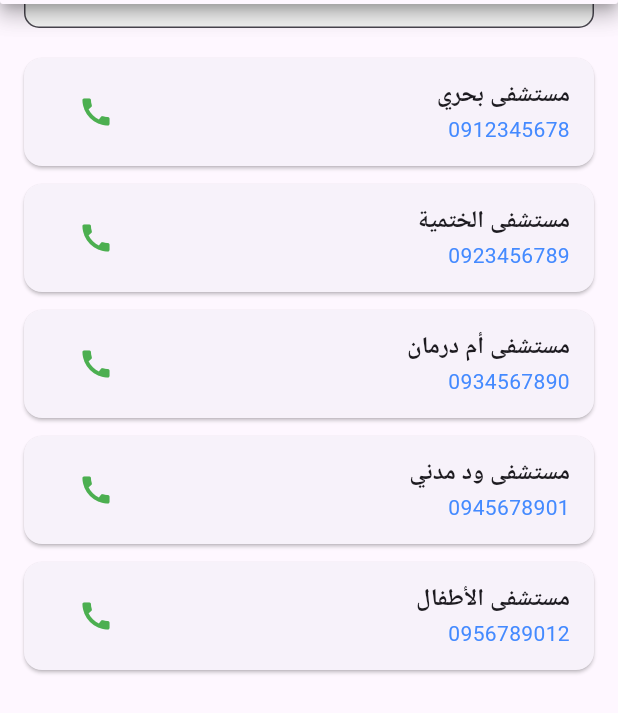
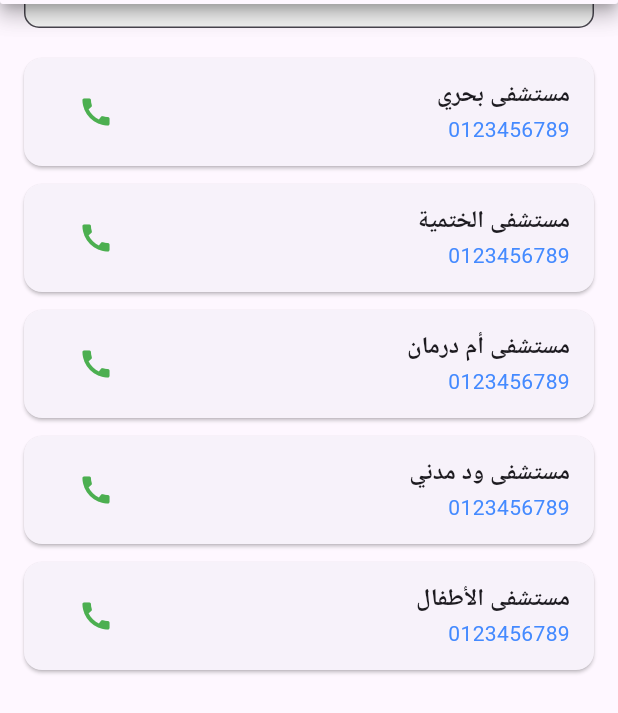
Before and after one commit to AbobakerAhmed/Code-For-Sudan, a Flutter app: the EmergencyPage screen opened by its route, after a tap on "الولاية", on a phone screen of 412 x 824 dp. Shown: the part 266-979 px from the top of the screen. Run offline on Flutter 3.47's test engine with Material 3 defaults, Android fonts, the phone set to English and light mode, and no system bars.

Commit message:
editing hospital class, emergency page and appointment class

```diff
--- /dev/null
+++ b/citizens_app/lib/backend/data.dart
@@ -0,0 +1,93 @@
+import 'hospital.dart';
+import 'globalVar.dart';
+
+//This file contains a sample data and some data manipulation function
+
+//this is the sample data that have been used in booking_page and emergency_page
+//getHospitalsData method is defined in hospital.dart
+final List<Hospital> hospitalsData = getHospitalsData([
+  'الخرطوم',
+  'بحري',
+  'مستشفى بحري',
+  '0123456789',
+  {
+    'الباطنية': ['د. أحمد عمر', 'د. سامية عوض'],
+    'الأطفال': ['د. منى بابكر', 'dr.ahmad yassin', 'dr.abobaker ahmed'],
+    'dentists': ['dr mufti maamon', 'saja essam']
+  },
+  'الخرطوم',
+  'بحري',
+  'مستشفى الختمية',
+  '0123456789',
+  {
+    'الأنف والأذن': ['د. عمار صالح'],
+  },
+  'الخرطوم',
+  'أم درمان',
+  'مستشفى أم درمان',
+  '0123456789',
+  {
+    'الجراحة': ['د. حسن محمد'],
+    'النساء والتوليد': ['د. إيمان الزين'],
+  },
+  'الجزيرة',
+  'مدني',
+  'مستشفى ود مدني',
+  '0123456789',
+  {
+    'الباطنية': ['د. أحمد عمر', 'د. سامية عوض'],
+    'الجلدية': ['د. هالة حسن'],
+    'emergency': ['dr. salah mohamed', 'dr. nour aldin ibrahim'],
+    'orthopedic': ['dr. osama ali', 'dr. khalid mustafa']
+  },
+  'الجزيرة',
+  'مدني',
+  'مستشفى الأطفال',
+  '0123456789',
+  {
+    'الأطفال': ['د. منى بابكر'],
+  }
+]);
+
+///This method changes the data so the data can be used in the format used in emergency_page
+///{
+//   'الخرطوم': {
+//     'بحري': [
+//       HospitalEmergency(name: 'مستشفى بحري', phone: '0912345678'),
+//       HospitalEmergency(name: 'مستشفى الختمية', phone: '0923456789'),
+//     ],
+//     'أم درمان': [
+//       HospitalEmergency(name: 'مستشفى أم درمان', phone: '0934567890'),
+//     ],
+//   },
+//   'الجزيرة': {
+//     'مدني': [
+//       HospitalEmergency(name: 'مستشفى ود مدني', phone: '0945678901'),
+//       HospitalEmergency(name: 'مستشفى الأطفال', phone: '0956789012'),
+//     ],
+//   },
+// }
+Map<String, Map<String, List<HospitalEmergency>>> emergencyData() {
+  Map<String, Map<String, List<HospitalEmergency>>> emergData = {};
+  for (String state in g_states) {
+    List<String> localities = g_localities[state]!;
+    for (String locality in localities) {
+      for (Hospital hospital in hospitalsData) {
+        if (hospital.hospitalState == state &&
+            hospital.hospitalLocality == locality) {
+          // Initialize state map if not exists
+          emergData[state] ??= {};
+          // Initialize locality list if not exists
+          emergData[state]![locality] ??= [];
+          // Add hospital emergency entry
+          emergData[state]![locality]!.add(
+            HospitalEmergency(
+                name: hospital.hospitalName!,
+                phone: hospital.hospitalEmergencyNumber!),
+          );
+        }
+      }
+    }
+  }
+  return emergData;
+}
--- a/citizens_app/lib/backend/globalVar.dart
+++ b/citizens_app/lib/backend/globalVar.dart
@@ -1,5 +1,7 @@
 // ignore_for_file: constant_identifier_names
 
+///This is the global variables file
+///there is some varibles that are going to be added
 const List<String> g_states = ['الخرطوم', 'الجزيرة'];
 const Map<String, List<String>> g_localities = {
   'الخرطوم': ['بحري', 'أم درمان'],
--- a/citizens_app/lib/backend/hospital.dart
+++ b/citizens_app/lib/backend/hospital.dart
@@ -1,5 +1,6 @@
 /// A class that models a hospital, including its location, departments,
 /// doctors, and a structured representation of this information.
+/// ///the Hospital class hasn't finished yet it need fromjson and tojson
 class Hospital {
   /// The state in which the hospital is located.
   String? hospitalState;
@@ -10,8 +11,8 @@ class Hospital {
   /// The name of the hospital.
   String? hospitalName;
 
-  /// A list of departments in the hospital.
-  // List<String>? hospitalDepartments;
+  ///The emergency number of the hospital.
+  String? hospitalEmergencyNumber;
 
   /// A map of departments and their corresponding doctors.
   Map<String, List<String>>? hospitalDepartmentToDoctors;
@@ -21,8 +22,11 @@ class Hospital {
   ///   'state': {
   ///     'locality': {
   ///       'hospitalName': {
-  ///         'department1': [doctor1, doctor2],
-  ///         'department2': [doctor3, doctor4]
+  ///         'hospitalEmergencyNumber' : number,
+  ///         'Departments' : {
+  ///           'department1': [doctor1, doctor2],
+  ///           'department2': [doctor3, doctor4]
+  ///          }
   ///       }
   ///     }
   ///   }
@@ -33,15 +37,17 @@ class Hospital {
   ///   khartoum: {
   ///     bahri: {
   ///       Bahri hospital: {
-  ///         pediatric: [dr.ahmad yassin, dr.abobaker ahmed],
-  ///         dentists: [dr mufti maamon, saja essam]
+  ///         'Hospital Emergency Number': 0123456789,
+  ///         'Department and doctors':{
+  ///           pediatric: [dr.ahmad yassin, dr.abobaker ahmed],
+  ///           dentists: [dr mufti maamon, saja essam]
+  ///          }
   ///       }
   ///     }
   ///   }
   /// }
 
-  Map<String, Map<String, Map<String, Map<String, List<String>>>>>?
-      hospitalData;
+  Map<String, Map<String, Map<String, Map<String, dynamic>>>>? hospitalData;
 
   /// Constructs a [Hospital] object and builds the [hospitalData] map
   /// using the provided state, locality, name, departments, and doctor mappings.
@@ -49,24 +55,30 @@ class Hospital {
   /// - [state]: The state of the hospital.
   /// - [locality]: The locality or city of the hospital.
   /// - [name]: The hospital name.
+  /// - [number]: The hospital emergency number
   /// - [departmentToDoctors]: A map of department names to doctor lists.
   Hospital(
     String state,
     String locality,
     String name,
+    String number,
     Map<String, List<String>> departmentToDoctors,
   ) {
     hospitalState = state;
     hospitalLocality = locality;
     hospitalName = name;
+    hospitalEmergencyNumber = number;
     hospitalDepartmentToDoctors = departmentToDoctors;
 
     hospitalData = {
       state: {
         locality: {
-          name: departmentToDoctors,
+          name: {
+            'Hospital Emergency Number': number,
+            'Department and doctors': departmentToDoctors
+          },
         },
-      },
+      }
     };
   }
 
@@ -76,29 +88,94 @@ class Hospital {
   void hospitalInfo() {
     print(hospitalData.toString());
   }
-
-  /// Converts the [Hospital] instance to a JSON-serializable map.
-  // Map<String, dynamic> toJson() {
-  //   return {
-  //     'hospitalState': hospitalState,
-  //     'hospitalLocality': hospitalLocality,
-  //     'hospitalName': hospitalName,
-  //     'hospitalDepartmentToDoctors': hospitalDepartmentToDoctors,
-  //   };
-  // }
-
-  // // Creates a [Hospital] instance from a JSON map.
-  // factory Hospital.fromJson(Map<String, dynamic> json) {
-  //   return Hospital(json['hospitalState'], json['hospitalLocality'],
-  //       json['hospitalName'], json['hospitalDepartmentToDoctors']);
-  // }
 }
 
+///Return a Hospital object from data in the following hierarechy
+///  'الخرطوم',
+///  'بحري',
+///  'مستشفى بحري',
+///  '0123456789',
+///  {
+///    'الباطنية': ['د. أحمد عمر', 'د. سامية عوض'],
+///    'الأطفال': ['د. منى بابكر', 'dr.ahmad yassin', 'dr.abobaker ahmed'],
+///    'dentists': ['dr mufti maamon', 'saja essam']
+///  }
 Hospital toObject(dynamic) {
   String state = dynamic[0];
   String locality = dynamic[1];
   String name = dynamic[2];
-  Map<String, List<String>> departmentToDoctors = dynamic[3];
-  Hospital obj = Hospital(state, locality, name, departmentToDoctors);
+  String number = dynamic[3];
+  Map<String, List<String>> departmentToDoctors = dynamic[4];
+  Hospital obj = Hospital(state, locality, name, number, departmentToDoctors);
   return obj;
 }
+
+/// Returns a String of Hospital objects
+/// it's use to convert the received data into Hospital objects
+/// for example:
+///[
+///  'الخرطوم',
+///  'بحري',
+///  'مستشفى بحري',
+///  '0123456789',
+///  {
+///    'الباطنية': ['د. أحمد عمر', 'د. سامية عوض'],
+///    'الأطفال': ['د. منى بابكر', 'dr.ahmad yassin', 'dr.abobaker ahmed'],
+///    'dentists': ['dr mufti maamon', 'saja essam']
+///  },
+///  'الخرطوم',
+///  'بحري',
+///  'مستشفى الختمية',
+///  '0123456789',
+///  {
+///    'الأنف والأذن': ['د. عمار صالح'],
+///  },
+///  'الخرطوم',
+///  'أم درمان',
+///  'مستشفى أم درمان',
+///  '0123456789',
+///  {
+///    'الجراحة': ['د. حسن محمد'],
+///    'النساء والتوليد': ['د. إيمان الزين'],
+///  },
+///  'الجزيرة',
+///  'مدني',
+///  'مستشفى ود مدني',
+///  '0123456789',
+///  {
+///    'الباطنية': ['د. أحمد عمر', 'د. سامية عوض'],
+///    'الجلدية': ['د. هالة حسن'],
+///    'emergency': ['dr. salah mohamed', 'dr. nour aldin ibrahim'],
+///    'orthopedic': ['dr. osama ali', 'dr. khalid mustafa']
+///  },
+///  'الجزيرة',
+///  'مدني',
+///  'مستشفى الأطفال',
+///  '0123456789',
+///  {
+///    'الأطفال': ['د. منى بابكر'],
+///  }
+///]
+List<Hospital> getHospitalsData(dynamic hospitalsData) {
+  List data = [];
+  List<Hospital> hospitals = [];
+  int counter = 1;
+  for (var element in hospitalsData) {
+    if (counter % 5 == 0 && counter != 0) {
+      data.add(element);
+      hospitals.add(toObject(data));
+      data = [];
+    } else {
+      data.add(element);
+    }
+    counter++;
+  }
+  return hospitals;
+}
+
+///This class is used in emergency_page
+class HospitalEmergency {
+  final String name;
+  final String phone;
+  HospitalEmergency({required this.name, required this.phone});
+}
--- a/citizens_app/lib/backend/validatePhoneNumber.dart
+++ b/citizens_app/lib/backend/validatePhoneNumber.dart
@@ -1,3 +1,4 @@
+///This method validate the phone number entered by the citizen when booking an appointment
 bool validatePhoneNumber(String phoneNumber) {
   final zainNumbers = RegExp(r'^(|099|092|090|091|096)\d{7}$');
   final sudaniNumbers = RegExp(r'^(01)\d{8}$');
--- a/citizens_app/lib/emergency_page.dart
+++ b/citizens_app/lib/emergency_page.dart
@@ -2,6 +2,9 @@
 import 'package:flutter/material.dart';
 import 'styles.dart'; // appBar style
 import 'package:url_launcher/url_launcher.dart'; // call api
+import 'backend/hospital.dart';
+import 'backend/globalVar.dart';
+import 'backend/data.dart';
 
 /*
   Emergency Page
@@ -38,24 +41,27 @@ class EmergencyPage extends StatefulWidget {
 
 // EmergencyPage conent
 class _EmergencyPageState extends State<EmergencyPage> {
-// testing data
-  final Map<String, Map<String, List<HospitalEmergency>>> data = {
-    'الخرطوم': {
-      'بحري': [
-        HospitalEmergency(name: 'مستشفى بحري', phone: '0912345678'),
-        HospitalEmergency(name: 'مستشفى الختمية', phone: '0923456789'),
-      ],
-      'أم درمان': [
-        HospitalEmergency(name: 'مستشفى أم درمان', phone: '0934567890'),
-      ],
-    },
-    'الجزيرة': {
-      'مدني': [
-        HospitalEmergency(name: 'مستشفى ود مدني', phone: '0945678901'),
-        HospitalEmergency(name: 'مستشفى الأطفال', phone: '0956789012'),
-      ],
-    },
-  };
+//testing data
+  // final Map<String, Map<String, List<HospitalEmergency>>> data = {
+  //   'الخرطوم': {
+  //     'بحري': [
+  //       HospitalEmergency(name: 'مستشفى بحري', phone: '0912345678'),
+  //       HospitalEmergency(name: 'مستشفى الختمية', phone: '0923456789'),
+  //     ],
+  //     'أم درمان': [
+  //       HospitalEmergency(name: 'مستشفى أم درمان', phone: '0934567890'),
+  //     ],
+  //   },
+  //   'الجزيرة': {
+  //     'مدني': [
+  //       HospitalEmergency(name: 'مستشفى ود مدني', phone: '0945678901'),
+  //       HospitalEmergency(name: 'مستشفى الأطفال', phone: '0956789012'),
+  //     ],
+  //   },
+  // };
+
+  //getting the data from data.dart in the correct mentioned formation
+  Map<String, Map<String, List<HospitalEmergency>>>? data = emergencyData();
 
   // fileters
   String? selectedState;
@@ -63,20 +69,20 @@ class _EmergencyPageState extends State<EmergencyPage> {
 
   // selecting the locality depending on the state
   List<String> get localities =>
-      selectedState != null ? data[selectedState!]!.keys.toList() : [];
+      selectedState != null ? g_localities[selectedState!]! : [];
 
-  // displayed hospitals:
-  List<HospitalEmergency> get hospitals {
+  //displayed hospitals:
+  List<HospitalEmergency> get emergencyNumbers {
     if (selectedState != null && selectedLocality != null) {
-      return data[selectedState!]![selectedLocality!] ?? [];
+      return data![selectedState!]![selectedLocality!] ?? [];
     } // if
     else if (selectedState != null) {
       // إذا لم يحدد المحلية، نرجع جميع المستشفيات في الولاية
-      return data[selectedState!]!.values.expand((list) => list).toList();
+      return data![selectedState!]!.values.expand((list) => list).toList();
     } // else if
     else {
       // إذا لم يحدد الولاية، نرجع كل المستشفيات
-      return data.values
+      return data!.values
           .expand((map) => map.values)
           .expand((list) => list)
           .toList();
@@ -118,7 +124,7 @@ class _EmergencyPageState extends State<EmergencyPage> {
                   fillColor: Colors.grey[100],
                 ),
                 value: selectedState,
-                items: data.keys
+                items: g_states
                     .map((e) => DropdownMenuItem(value: e, child: Text(e)))
                     .toList(),
                 onChanged: (val) {
@@ -158,12 +164,12 @@ class _EmergencyPageState extends State<EmergencyPage> {
 
               // displaying hospitals and thier hot lines
               Expanded(
-                child: hospitals.isEmpty
+                child: emergencyNumbers.isEmpty
                     ? Center(child: Text('لا توجد مستشفيات لعرضها'))
                     : ListView.builder(
-                        itemCount: hospitals.length,
+                        itemCount: emergencyNumbers.length,
                         itemBuilder: (context, index) {
-                          final hospital = hospitals[index];
+                          final hospital = emergencyNumbers[index];
                           return Card(
                             shape: RoundedRectangleBorder(
                                 borderRadius: BorderRadius.circular(12)),
@@ -223,12 +229,7 @@ class _EmergencyPageState extends State<EmergencyPage> {
 }
 
 // hospital object here must be edited after creating our class
-class HospitalEmergency {
-  final String name;
-  final String phone;
-  HospitalEmergency({required this.name, required this.phone});
-} // HospitalEmergency
-
+// HospitalEmergency
 
 /*
 
```
Also changed, not shown: citizens_app/lib/backend/appointment.dart (+43 -17 lines), citizens_app/lib/booking_page.dart (+23 -88 lines), 1 other file.
